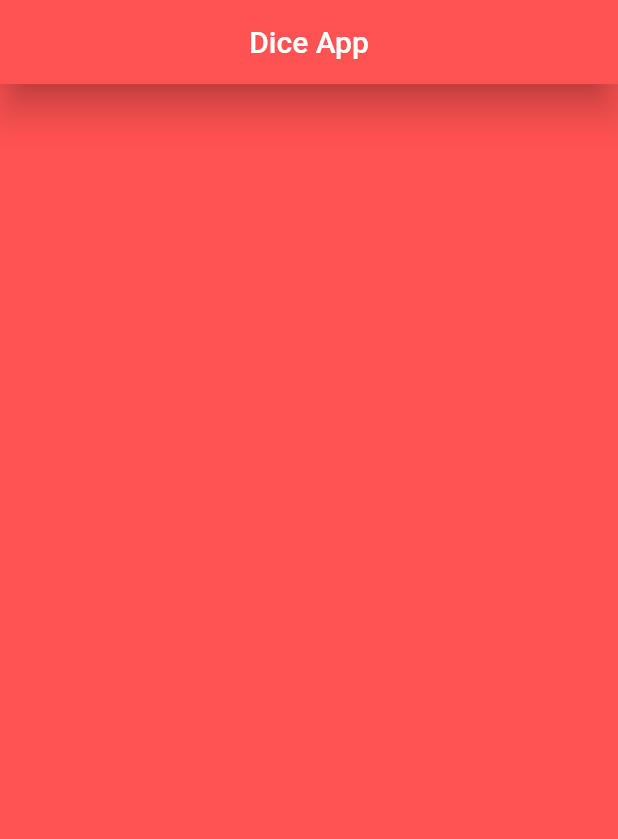
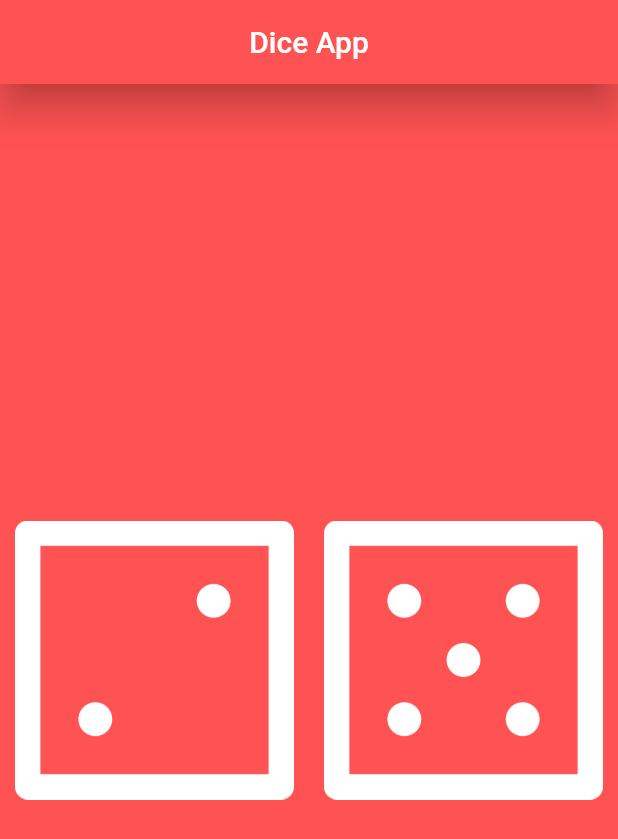
Before and after one commit to duducito15/app_dice_app, a Flutter app: the screen it shows after launch, on a phone screen of 412 x 824 dp. Shown: the top 839 px of the screen. Run offline on Flutter 3.47's test engine with Material 2 defaults, Android fonts, the phone set to English and light mode, and no system bars.

Commit message:
Expanded y Padding

```diff
--- a/lib/main.dart
+++ b/lib/main.dart
@@ -25,6 +25,26 @@ class HomePage extends StatelessWidget {
         centerTitle: true,
         elevation: 10.0,
       ),
+      body: Center(
+        child: Row(
+          children: [
+            Expanded(
+              flex: 1,
+              child: Padding(
+                padding: const EdgeInsets.all(10.0),
+                child: Image.asset("assets/images/dice2.png"),
+              ),
+            ),
+            Expanded(
+              flex: 1,
+              child: Padding(
+                padding: const EdgeInsets.all(10.0),
+                child: Image.asset("assets/images/dice5.png"),
+              ),
+            ),
+          ],
+        ),
+      ),
     );
   }
 }
```
